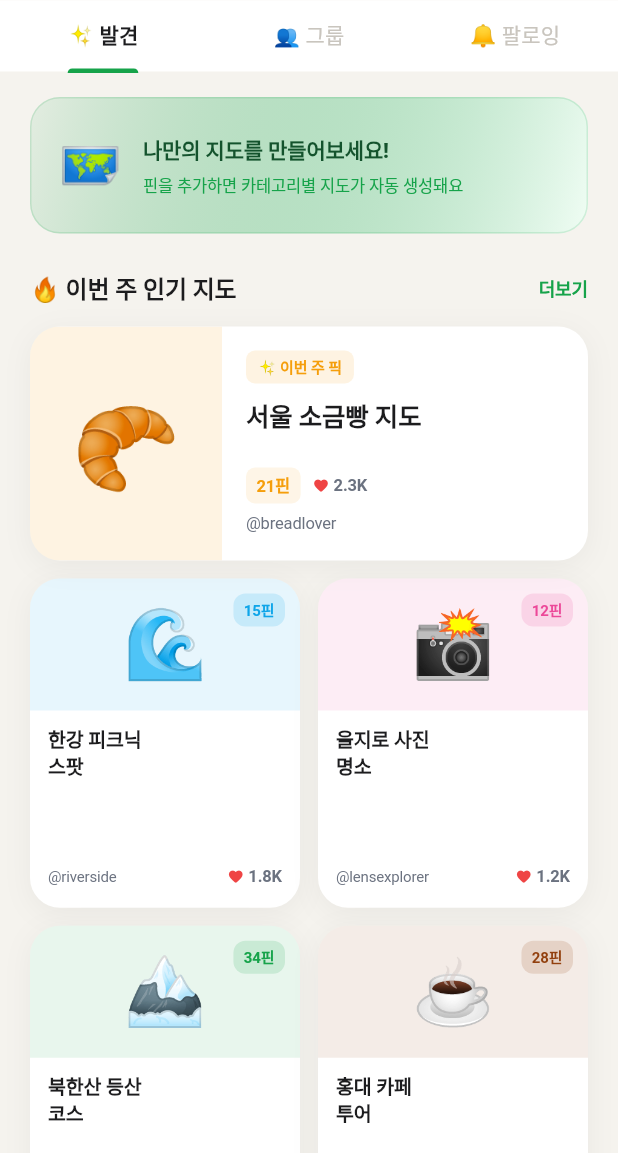
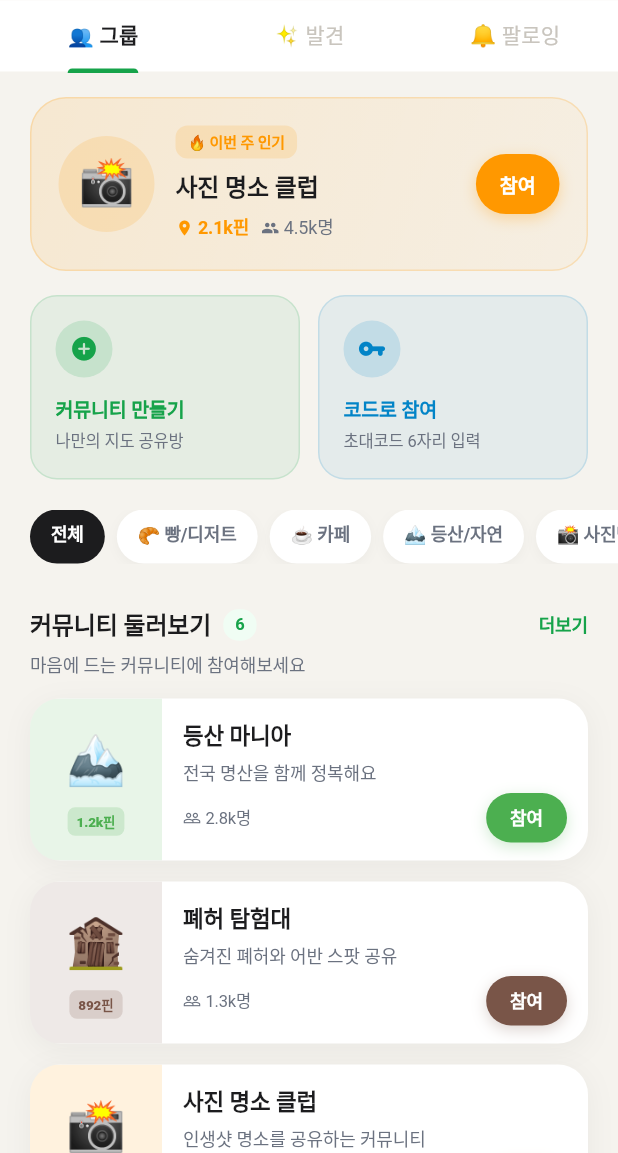
Before and after one commit to hee-99/pinspot, a Flutter app: the CommunityScreen screen opened directly, on a phone screen of 412 x 824 dp, the part 83-1236 px from its top. Run offline on Flutter 3.47's test engine with Material 3 defaults, Android fonts, the phone set to English and light mode, and no system bars; our stand-ins replace geolocator, google_maps_flutter, google_sign_in, image_picker, permission_handler, share_plus and 2 more; missing offline and left inert: exif, flutter_naver_login, kakao_flutter_sdk_user; accounts and stored records are empty.

Commit message:
design: 커뮤니티 내부 탭 순서 변경 — 그룹→발견→팔로잉
Co-Authored-By: Claude Sonnet 4.6 <noreply@anthropic.com>

```diff
--- a/lib/features/community/screens/community_screen.dart
+++ b/lib/features/community/screens/community_screen.dart
@@ -252,7 +252,7 @@ class _CommunityScreenState extends State<CommunityScreen> with TickerProviderSt
                   dividerColor: _kBg,
                   labelStyle: const TextStyle(fontSize: 14, fontWeight: FontWeight.w700),
                   unselectedLabelStyle: const TextStyle(fontSize: 14, fontWeight: FontWeight.w400),
-                  tabs: const [Tab(text: '✨ 발견'), Tab(text: '👥 그룹'), Tab(text: '🔔 팔로잉')],
+                  tabs: const [Tab(text: '👥 그룹'), Tab(text: '✨ 발견'), Tab(text: '🔔 팔로잉')],
                 ),
               ),
             ),
@@ -261,7 +261,6 @@ class _CommunityScreenState extends State<CommunityScreen> with TickerProviderSt
         body: TabBarView(
           controller: _tabCtrl,
           children: [
-            _DiscoverTab(savedPins: _savedPins, pinsByCategory: _pinsByCategory),
             _GroupsTab(
               communities: _communities, loading: _loading,
               joined: _joined, explore: _explore, featured: _featured,
@@ -271,6 +270,7 @@ class _CommunityScreenState extends State<CommunityScreen> with TickerProviderSt
               onOpenCreate: _openCreate, onJoinByCode: _showJoinByCode,
               onOpenDetail: _openDetail, onToggleJoin: _toggleJoin,
             ),
+            _DiscoverTab(savedPins: _savedPins, pinsByCategory: _pinsByCategory),
             _FollowingTab(communityPins: _communityPins),
           ],
         ),
```
